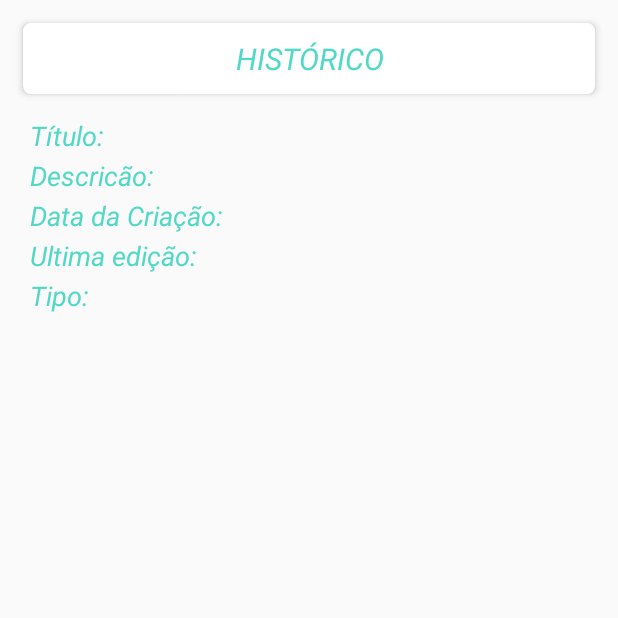
After one commit to InacioTi/Prointer, an Android app: the HistoryActivity screen opened directly, with no data from a screen before it, on a phone screen of 412 x 824 dp, the top half of it. The commit adds this screen. Run offline under Robolectric (Android 15) with nearby library versions, the phone set to English and light mode, and no system bars.

Commit message:
Faculdade
Faculdade

```diff
--- a/app/build.gradle
+++ b/app/build.gradle
@@ -38,7 +38,7 @@ dependencies {
     implementation 'com.jakewharton:butterknife:8.8.1'
     implementation 'io.reactivex:rxjava:1.2.3'
     implementation 'io.reactivex:rxandroid:1.2.1'
-  //  annotationProcessor 'com.jakewharton:butterknife-compiler:8.8.1'
+    //  annotationProcessor 'com.jakewharton:butterknife-compiler:8.8.1'
     testImplementation 'junit:junit:4.12'
     androidTestImplementation 'com.android.support.test:runner:1.0.2'
     androidTestImplementation 'com.android.support.test.espresso:espresso-core:3.0.2'
--- a/app/src/main/AndroidManifest.xml
+++ b/app/src/main/AndroidManifest.xml
@@ -8,10 +8,11 @@
         android:label="@string/app_name"
         android:supportsRtl="true"
         android:theme="@style/AppTheme.NoActionBar">
+        <activity android:name=".RecycleView.activies.HistoryActivity"></activity>
         <activity
             android:name=".RecycleView.activies.TarefaActivity"
             android:label="@string/title_activity_tarefas"
-            android:theme="@style/AppTheme.NoActionBar.NoActionBar"></activity>
+            android:theme="@style/AppTheme.NoActionBar.NoActionBar" />
         <activity
             android:name=".Login.activities.LoginActivity"
             android:label="@string/app_name"
@@ -22,7 +23,6 @@
                 <category android:name="android.intent.category.LAUNCHER" />
             </intent-filter>
         </activity>
-
         <activity
             android:name=".RecycleView.activies.Main2Activity"
             android:label="@string/title_activity_main2"
@@ -53,8 +53,6 @@
         <activity
             android:name=".RecycleView.activies.LinearLayoutHorizontalActivity"
             android:label="@string/LinearLayout" />
-
-
     </application>
 
 </manifest>
--- /dev/null
+++ b/app/src/main/java/com/faculdade/faculdade/RecycleView/activies/HistoryActivity.java
@@ -0,0 +1,70 @@
+package com.faculdade.faculdade.RecycleView.activies;
+
+import android.content.Intent;
+import android.os.AsyncTask;
+import android.support.annotation.NonNull;
+import android.support.annotation.Nullable;
+import android.support.v7.app.AppCompatActivity;
+import android.os.Bundle;
+import android.support.v7.widget.AppCompatTextView;
+import android.support.v7.widget.DefaultItemAnimator;
+import android.support.v7.widget.LinearLayoutManager;
+import android.support.v7.widget.RecyclerView;
+import android.util.Log;
+import android.view.View;
+import android.widget.EditText;
+import android.widget.ImageButton;
+import android.widget.ProgressBar;
+import android.widget.TextView;
+
+import com.faculdade.faculdade.Login.activities.UsersListActivity;
+import com.faculdade.faculdade.Login.adapter.UsersRecyclerAdapter;
+import com.faculdade.faculdade.Login.model.User;
+import com.faculdade.faculdade.Login.sql.DatabaseHelper;
+import com.faculdade.faculdade.R;
+import com.faculdade.faculdade.RecycleView.adapter.TarefaAdapter;
+import com.faculdade.faculdade.RecycleView.repository.Tarefa;
+import com.faculdade.faculdade.RecycleView.sql.DbHelper;
+import com.google.android.gms.tasks.OnFailureListener;
+import com.google.android.gms.tasks.OnSuccessListener;
+import com.google.android.gms.tasks.Task;
+
+import java.text.DateFormat;
+import java.util.ArrayList;
+import java.util.Date;
+import java.util.List;
+import java.util.concurrent.ExecutorService;
+import java.util.concurrent.Executors;
+
+public class HistoryActivity extends AppCompatActivity {
+
+    @Override
+    protected void onCreate(@Nullable Bundle savedInstanceState) {
+        super.onCreate(savedInstanceState);
+        setContentView(R.layout.activity_history);
+
+        Intent intent = getIntent();
+
+        if (intent != null){
+
+            Bundle params = intent.getExtras();
+
+            if(params != null){
+                String title = params.getString("Titulo");
+                String disc = params.getString("Desc");
+
+                TextView txt_title_meta = (TextView) findViewById(R.id.txt_title_meta);
+                TextView txt_size_meta = (TextView) findViewById(R.id.txt_size_meta);
+                TextView   txt_date_create_meta = (TextView) findViewById(R.id.txt_date_create_meta);
+
+                txt_title_meta.setText(title);
+                txt_size_meta.setText(disc);
+
+                String currentDateTimeString = DateFormat.getDateInstance().format(new Date());
+                txt_date_create_meta.setText(currentDateTimeString);
+            }
+
+        }
+
+    }
+}
--- a/app/src/main/java/com/faculdade/faculdade/RecycleView/activies/Main2Activity.java
+++ b/app/src/main/java/com/faculdade/faculdade/RecycleView/activies/Main2Activity.java
@@ -145,7 +145,7 @@ public class Main2Activity extends AppCompatActivity
             startActivity(new Intent(this, GridLayoutCardAdpter.class));
 
         }else if (id == R.id.nav_mensagens) {
-            startActivity(new Intent(this, UsersListActivity.class));
+            startActivity(new Intent(this, HistoryActivity.class));
 
         }
 
--- /dev/null
+++ b/app/src/main/res/layout/activity_history.xml
@@ -0,0 +1,186 @@
+<?xml version="1.0" encoding="utf-8"?>
+<android.support.constraint.ConstraintLayout xmlns:android="http://schemas.android.com/apk/res/android"
+    xmlns:app="http://schemas.android.com/apk/res-auto"
+    xmlns:tools="http://schemas.android.com/tools"
+    android:layout_width="match_parent"
+    android:layout_height="match_parent"
+    tools:context=".RecycleView.activies.HistoryActivity">
+
+    <android.support.v4.widget.NestedScrollView
+        android:layout_width="match_parent"
+        android:layout_height="match_parent"
+        tools:layout_editor_absoluteX="0dp"
+        tools:layout_editor_absoluteY="0dp"
+        tools:ignore="MissingConstraints">
+
+        <LinearLayout
+            android:layout_width="match_parent"
+            android:layout_height="match_parent"
+            android:orientation="vertical"
+            android:padding="10dp">
+
+            <android.support.v7.widget.CardView
+                android:id="@+id/cardViewDate"
+                android:layout_width="match_parent"
+                android:layout_height="0dp"
+                android:layout_gravity="center_vertical"
+                android:layout_margin="5dp"
+                android:layout_weight="1"
+                android:clickable="true"
+                android:focusable="true"
+                app:cardCornerRadius="5dp"
+                app:cardElevation="3dp">
+
+                <RelativeLayout
+                    android:id="@+id/title"
+                    android:layout_width="match_parent"
+                    android:layout_height="wrap_content"
+                    android:layout_centerVertical="true"
+                    android:layout_margin="10dp">
+
+                    <TextView
+                        android:id="@+id/txt_title"
+                        android:layout_width="wrap_content"
+                        android:layout_height="wrap_content"
+                        android:layout_centerHorizontal="true"
+                        android:text="HISTÓRICO"
+                        android:textAlignment="center"
+                        android:textColor="@color/colorPrimaryDark"
+                        android:textSize="20sp"
+                        android:textStyle="italic" />
+
+                </RelativeLayout>
+
+
+            </android.support.v7.widget.CardView>
+
+            <RelativeLayout
+                android:id="@+id/meta_data"
+                android:layout_width="match_parent"
+                android:layout_height="wrap_content"
+                android:layout_centerVertical="true"
+                android:layout_margin="10dp">
+
+                <TextView
+                    android:id="@+id/txt_title_des"
+                    android:layout_width="wrap_content"
+                    android:layout_height="wrap_content"
+                    android:text="Título: "
+                    android:textAlignment="center"
+                    android:textColor="@color/colorPrimary"
+                    android:textSize="18sp"
+                    android:textStyle="italic"
+                    android:layout_marginBottom="2dp"/>
+
+                <TextView
+                    android:id="@+id/txt_title_meta"
+                    android:layout_width="wrap_content"
+                    android:layout_height="wrap_content"
+                    android:layout_alignParentTop="true"
+                    android:textAlignment="center"
+                    android:textColor="@color/colorPrimaryDark"
+                    android:textSize="18sp"
+                    android:textStyle="italic"
+                    android:layout_toEndOf="@+id/txt_title_des"
+                    android:layout_toRightOf="@+id/txt_title_des" />
+
+                <TextView
+                    android:id="@+id/txt_size_des"
+                    android:layout_width="wrap_content"
+                    android:layout_height="wrap_content"
+                    android:text="Descricão: "
+                    android:textAlignment="center"
+                    android:textColor="@color/colorPrimary"
+                    android:layout_below="@+id/txt_title_des"
+                    android:textSize="18sp"
+                    android:textStyle="italic"
+                    android:layout_marginBottom="2dp"/>
+
+                <TextView
+                    android:id="@+id/txt_size_meta"
+                    android:layout_width="wrap_content"
+                    android:layout_height="wrap_content"
+                    android:textColor="@color/colorPrimaryDark"
+                    android:textSize="18sp"
+                    android:textStyle="italic"
+                    android:layout_alignBottom="@+id/txt_size_des"
+                    android:layout_toEndOf="@+id/txt_size_des"
+                    android:layout_toRightOf="@+id/txt_size_des" />
+
+                <TextView
+                    android:id="@+id/txt_date_create_des"
+                    android:layout_width="wrap_content"
+                    android:layout_height="wrap_content"
+                    android:text="Data da Criação: "
+                    android:textAlignment="center"
+                    android:textColor="@color/colorPrimary"
+                    android:layout_below="@+id/txt_size_des"
+                    android:textSize="18sp"
+                    android:textStyle="italic"
+                    android:layout_marginBottom="2dp"/>
+
+                <TextView
+                    android:id="@+id/txt_date_create_meta"
+                    android:layout_width="wrap_content"
+                    android:layout_height="wrap_content"
+                    android:textColor="@color/colorPrimaryDark"
+                    android:textSize="18sp"
+                    android:textStyle="italic"
+                    android:layout_toEndOf="@+id/txt_date_create_des"
+                    android:layout_alignBottom="@+id/txt_date_create_des"
+                    android:layout_toRightOf="@+id/txt_date_create_des" />
+
+                <TextView
+                    android:id="@+id/txt_date_edit_des"
+                    android:layout_width="wrap_content"
+                    android:layout_height="wrap_content"
+                    android:text="Ultima edição: "
+                    android:textAlignment="center"
+                    android:textColor="@color/colorPrimary"
+                    android:layout_below="@+id/txt_date_create_des"
+                    android:textSize="18sp"
+                    android:textStyle="italic"
+                    android:layout_marginBottom="2dp"/>
+
+                <TextView
+                    android:id="@+id/txt_date_edit_meta"
+                    android:layout_width="wrap_content"
+                    android:layout_height="wrap_content"
+                    android:textColor="@color/colorPrimaryDark"
+                    android:textSize="18sp"
+                    android:textStyle="italic"
+                    android:layout_toEndOf="@+id/txt_date_edit_des"
+                    android:layout_alignBottom="@+id/txt_date_edit_des"
+                    android:layout_toRightOf="@+id/txt_date_edit_des" />
+
+
+                <TextView
+                    android:id="@+id/txt_type_des"
+                    android:layout_width="wrap_content"
+                    android:layout_height="wrap_content"
+                    android:text="Tipo: "
+                    android:textAlignment="center"
+                    android:textColor="@color/colorPrimary"
+                    android:layout_below="@+id/txt_date_edit_des"
+                    android:textSize="18sp"
+                    android:textStyle="italic"
+                    android:layout_marginBottom="2dp"/>
+
+                <TextView
+                    android:id="@+id/txt_type_meta"
+                    android:layout_width="wrap_content"
+                    android:layout_height="wrap_content"
+                    android:textColor="@color/colorPrimaryDark"
+                    android:textSize="18sp"
+                    android:textStyle="italic"
+                    android:layout_toEndOf="@+id/txt_type_des"
+                    android:layout_alignBottom="@+id/txt_type_des"
+                    android:layout_toRightOf="@+id/txt_type_des" />
+
+            </RelativeLayout>
+
+
+        </LinearLayout>
+    </android.support.v4.widget.NestedScrollView>
+
+</android.support.constraint.ConstraintLayout>
```
Also changed, not shown: app/src/main/java/com/faculdade/faculdade/RecycleView/activies/TarefaActivity.java (+13 -1 lines), app/src/main/java/com/faculdade/faculdade/RecycleView/sql/DbHelper.java (+8 -0 lines), app/src/main/res/layout/activity_tarefa_history_list.xml (added, +47 -0 lines), app/src/main/res/layout/content_cadastro.xml (+29 -30 lines).
